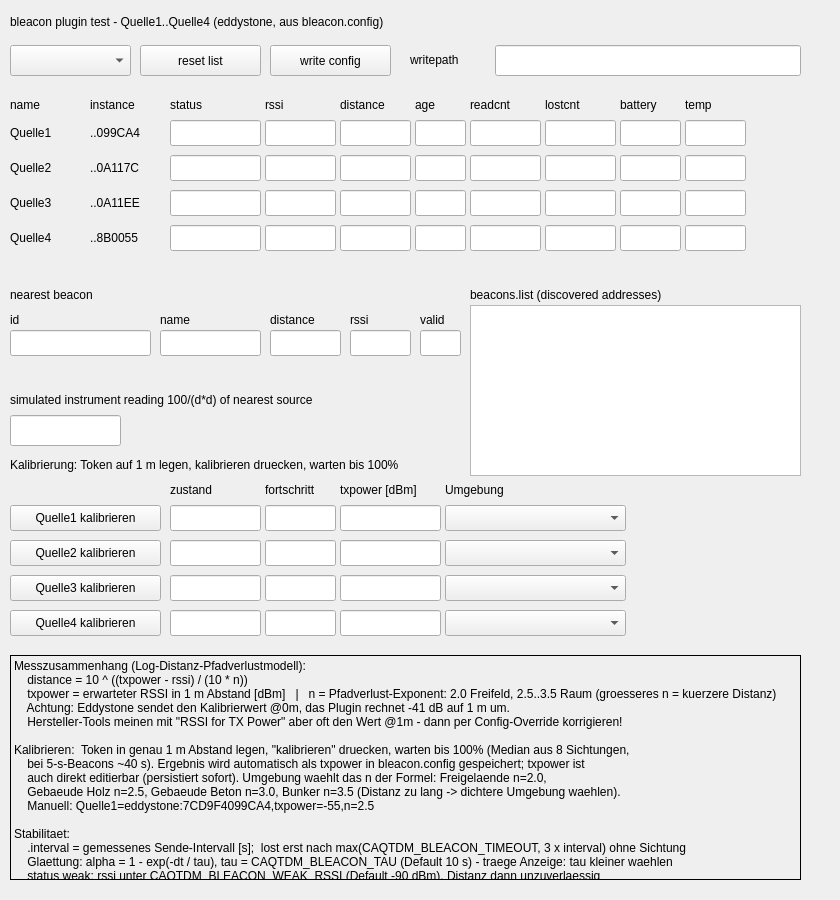
First picture: the form in caQtDM_Tests/bleacon_test.ui, repository caqtdm/caqtdm, before the edit.
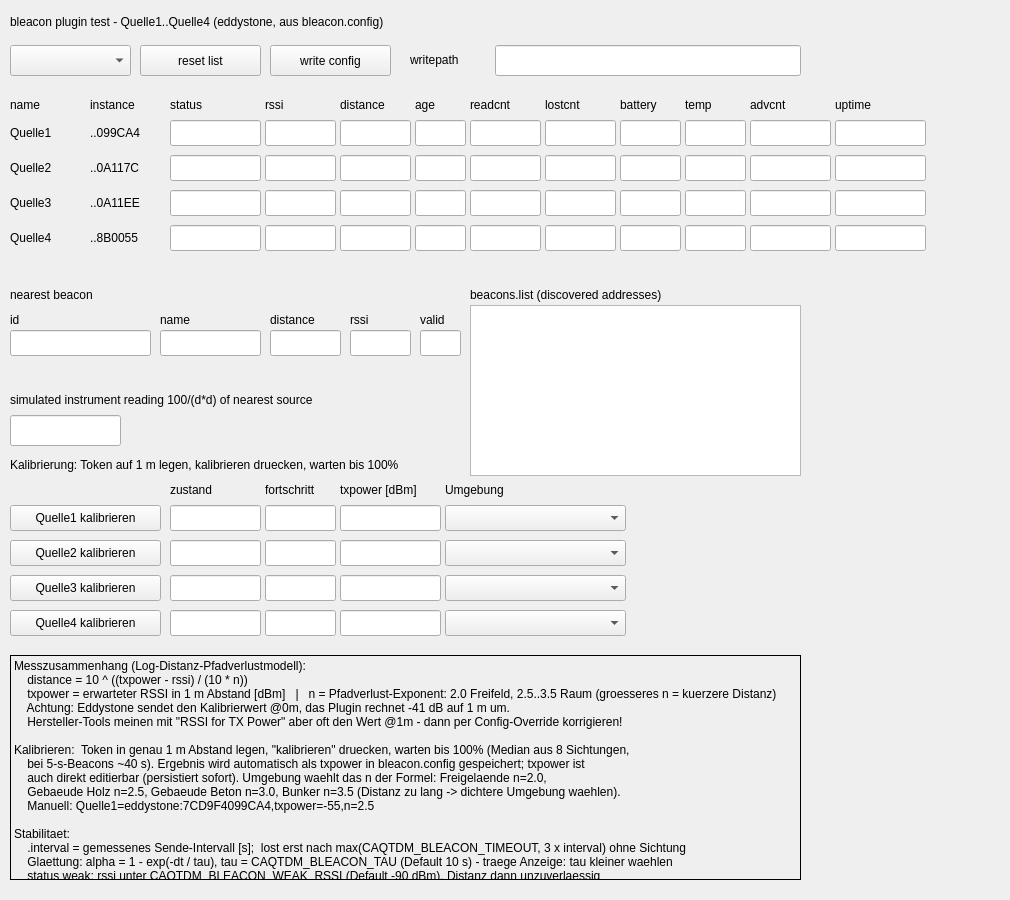
Second picture: the form after the edit. Custom widgets are drawn as their Qt base class.

Diff of the .ui file:
```diff
--- a/caQtDM_Tests/bleacon_test.ui
+++ b/caQtDM_Tests/bleacon_test.ui
@@ -6,7 +6,7 @@
    <rect>
     <x>0</x>
     <y>0</y>
-    <width>840</width>
+    <width>1010</width>
     <height>900</height>
    </rect>
   </property>
@@ -240,6 +240,22 @@
      <string>temp</string>
     </property>
    </widget>
+   <widget class="caLabel" name="calabel_col_advcnt">
+    <property name="geometry">
+     <rect><x>750</x><y>95</y><width>81</width><height>20</height></rect>
+    </property>
+    <property name="text">
+     <string>advcnt</string>
+    </property>
+   </widget>
+   <widget class="caLabel" name="calabel_col_uptime">
+    <property name="geometry">
+     <rect><x>835</x><y>95</y><width>91</width><height>20</height></rect>
+    </property>
+    <property name="text">
+     <string>uptime</string>
+    </property>
+   </widget>
    <widget class="caLabel" name="calabel_row1">
     <property name="geometry">
      <rect>
@@ -370,6 +386,22 @@
      <string notr="true">bleacon://Quelle1.temperature</string>
     </property>
    </widget>
+   <widget class="caLineEdit" name="calineedit_q1_advcnt">
+    <property name="geometry">
+     <rect><x>750</x><y>120</y><width>81</width><height>26</height></rect>
+    </property>
+    <property name="channel" stdset="0">
+     <string notr="true">bleacon://Quelle1.advcount</string>
+    </property>
+   </widget>
+   <widget class="caLineEdit" name="calineedit_q1_uptime">
+    <property name="geometry">
+     <rect><x>835</x><y>120</y><width>91</width><height>26</height></rect>
+    </property>
+    <property name="channel" stdset="0">
+     <string notr="true">bleacon://Quelle1.uptime</string>
+    </property>
+   </widget>
    <widget class="caLabel" name="calabel_row2">
     <property name="geometry">
      <rect>
@@ -500,6 +532,22 @@
      <string notr="true">bleacon://Quelle2.temperature</string>
     </property>
    </widget>
+   <widget class="caLineEdit" name="calineedit_q2_advcnt">
+    <property name="geometry">
+     <rect><x>750</x><y>155</y><width>81</width><height>26</height></rect>
+    </property>
+    <property name="channel" stdset="0">
+     <string notr="true">bleacon://Quelle2.advcount</string>
+    </property>
+   </widget>
+   <widget class="caLineEdit" name="calineedit_q2_uptime">
+    <property name="geometry">
+     <rect><x>835</x><y>155</y><width>91</width><height>26</height></rect>
+    </property>
+    <property name="channel" stdset="0">
+     <string notr="true">bleacon://Quelle2.uptime</string>
+    </property>
+   </widget>
    <widget class="caLabel" name="calabel_row3">
     <property name="geometry">
      <rect>
@@ -630,6 +678,22 @@
      <string notr="true">bleacon://Quelle3.temperature</string>
     </property>
    </widget>
+   <widget class="caLineEdit" name="calineedit_q3_advcnt">
+    <property name="geometry">
+     <rect><x>750</x><y>190</y><width>81</width><height>26</height></rect>
+    </property>
+    <property name="channel" stdset="0">
+     <string notr="true">bleacon://Quelle3.advcount</string>
+    </property>
+   </widget>
+   <widget class="caLineEdit" name="calineedit_q3_uptime">
+    <property name="geometry">
+     <rect><x>835</x><y>190</y><width>91</width><height>26</height></rect>
+    </property>
+    <property name="channel" stdset="0">
+     <string notr="true">bleacon://Quelle3.uptime</string>
+    </property>
+   </widget>
    <widget class="caLabel" name="calabel_row4">
     <property name="geometry">
      <rect>
@@ -760,6 +824,22 @@
      <string notr="true">bleacon://Quelle4.temperature</string>
     </property>
    </widget>
+   <widget class="caLineEdit" name="calineedit_q4_advcnt">
+    <property name="geometry">
+     <rect><x>750</x><y>225</y><width>81</width><height>26</height></rect>
+    </property>
+    <property name="channel" stdset="0">
+     <string notr="true">bleacon://Quelle4.advcount</string>
+    </property>
+   </widget>
+   <widget class="caLineEdit" name="calineedit_q4_uptime">
+    <property name="geometry">
+     <rect><x>835</x><y>225</y><width>91</width><height>26</height></rect>
+    </property>
+    <property name="channel" stdset="0">
+     <string notr="true">bleacon://Quelle4.uptime</string>
+    </property>
+   </widget>
    <widget class="caLabel" name="calabel_nearest">
     <property name="geometry">
      <rect>
```
